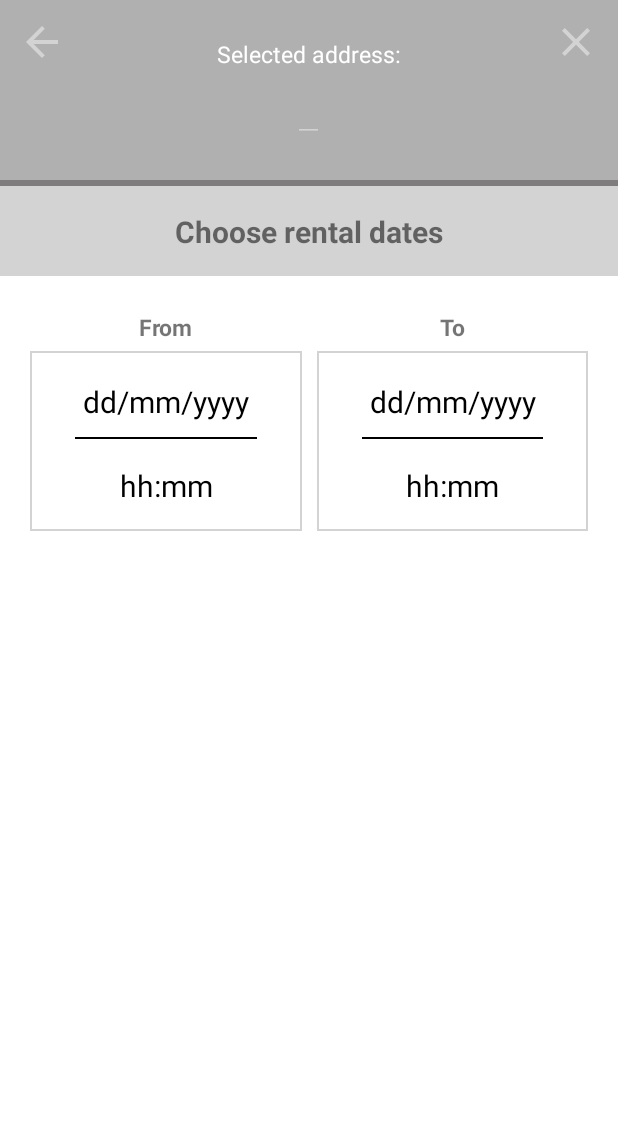
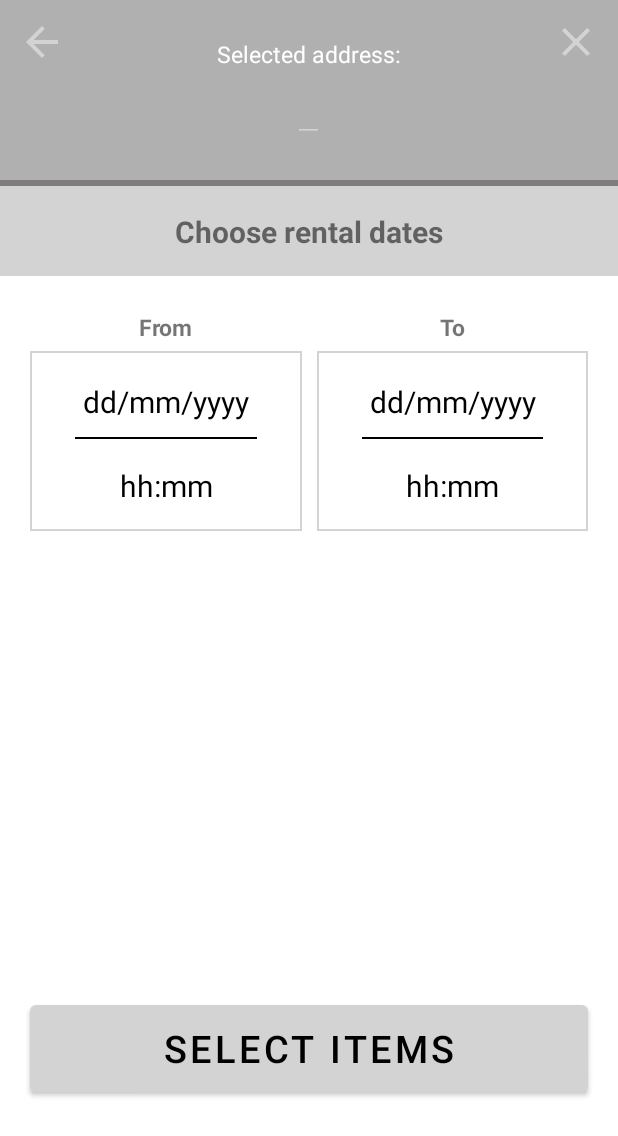
Before and after one commit to EliramElgrably/Rentee, an Android app: the layout fragment_new_rent_date.xml on its own in the app's theme, with its tools: preview values and no code run, on a phone screen of 412 x 824 dp. Shown: the top 1136 px of the screen. Run offline under Robolectric (Android 15) with nearby library versions, the phone set to English and light mode, and no system bars.

Commit message:
Adding NewRentalBindingAdapter.kt as well as the select item button

```diff
--- a/app/src/main/java/com/example/rentee/ui/home/NewRentDateFragment.kt
+++ b/app/src/main/java/com/example/rentee/ui/home/NewRentDateFragment.kt
@@ -31,6 +31,7 @@ class NewRentDateFragment : Fragment(), NewRentalInterface {
         savedInstanceState: Bundle?
     ): View? {
         binding = FragmentNewRentDateBinding.inflate(inflater, container, false)
+        context ?: return binding.root
 
         // Bind layout with ViewModel
         binding.viewmodel = newRentViewModel
--- a/app/src/main/java/com/example/rentee/ui/home/NewRentAddressFragment.kt
+++ b/app/src/main/java/com/example/rentee/ui/home/NewRentalAddressFragment.kt
@@ -10,7 +10,7 @@ import androidx.navigation.navGraphViewModels
 import com.example.rentee.R
 import com.example.rentee.databinding.FragmentNewRentAddressBinding
 
-class NewRentAddressFragment : Fragment(), NewRentalInterface {
+class NewRentalAddressFragment : Fragment(), NewRentalInterface {
 
     private lateinit var binding: FragmentNewRentAddressBinding
     private val newRentViewModel: NewRentViewModel by navGraphViewModels(R.id.navigation_new_rent_address)
@@ -58,7 +58,7 @@ class NewRentAddressFragment : Fragment(), NewRentalInterface {
 
     private fun navigateToDatePage() {
         val direction =
-            NewRentAddressFragmentDirections.actionNavigationNewRentAddressToNavigationNewRentDate()
+            NewRentalAddressFragmentDirections.actionNavigationNewRentAddressToNavigationNewRentDate()
         findNavController().navigate(direction)
     }
 }
--- a/app/src/main/res/layout/fragment_new_rent_address.xml
+++ b/app/src/main/res/layout/fragment_new_rent_address.xml
@@ -13,7 +13,7 @@
     <androidx.constraintlayout.widget.ConstraintLayout
         android:layout_width="match_parent"
         android:layout_height="match_parent"
-        tools:context=".ui.home.NewRentAddressFragment">
+        tools:context=".ui.home.NewRentalAddressFragment">
 
         <View
             android:id="@+id/background_view"
--- a/app/src/main/res/layout/fragment_new_rent_date.xml
+++ b/app/src/main/res/layout/fragment_new_rent_date.xml
@@ -13,7 +13,7 @@
     <androidx.constraintlayout.widget.ConstraintLayout
         android:layout_width="match_parent"
         android:layout_height="match_parent"
-        tools:context=".ui.home.NewRentAddressFragment">
+        tools:context=".ui.home.NewRentalAddressFragment">
 
         <View
             android:id="@+id/background_view"
@@ -166,5 +166,24 @@
             android:layout_height="wrap_content"
             android:orientation="vertical"
             app:layout_constraintGuide_end="20dp" />
+
+        <Button
+            android:id="@+id/btn_approve_dates"
+            android:layout_width="0dp"
+            android:layout_height="70dp"
+            android:layout_marginBottom="90dp"
+            android:text="@string/continue_to_select_items"
+            android:textAlignment="center"
+            android:textColor="@color/black"
+            android:textSize="25sp"
+            android:textStyle="normal"
+            app:backgroundTint="@color/light_gray"
+            app:iconTint="@color/black"
+            app:rippleColor="@android:color/transparent"
+            app:isButtonGone="@{viewmodel.isSelectItemsGone}"
+            app:strokeColor="@android:color/transparent"
+            app:layout_constraintEnd_toEndOf="@id/guideline_end"
+            app:layout_constraintStart_toStartOf="@id/guideline_start"
+            app:layout_constraintBottom_toBottomOf="parent" />
     </androidx.constraintlayout.widget.ConstraintLayout>
 </layout>
--- a/app/src/main/res/navigation/home.xml
+++ b/app/src/main/res/navigation/home.xml
@@ -20,7 +20,7 @@
 
     <fragment
         android:id="@+id/navigation_new_rent_address"
-        android:name="com.example.rentee.ui.home.NewRentAddressFragment"
+        android:name="com.example.rentee.ui.home.NewRentalAddressFragment"
         android:label="NewRentalFragment">
         <action
             android:id="@+id/action_navigation_new_rent_address_to_navigation_new_rent_date"
--- a/app/src/main/res/values/strings.xml
+++ b/app/src/main/res/values/strings.xml
@@ -16,5 +16,6 @@
     <string name="choose_rental_date">Choose rental dates</string>
     <string name="from">From</string>
     <string name="to">To</string>
+    <string name="continue_to_select_items">Select items</string>
 
 </resources>
```
Also changed, not shown: app/src/main/java/com/example/rentee/ui/home/NewRentViewModel.kt (+20 -0 lines), app/src/main/java/com/example/rentee/ui/home/NewRentalBindingAdapter.kt (added, +16 -0 lines), 1 other file.
